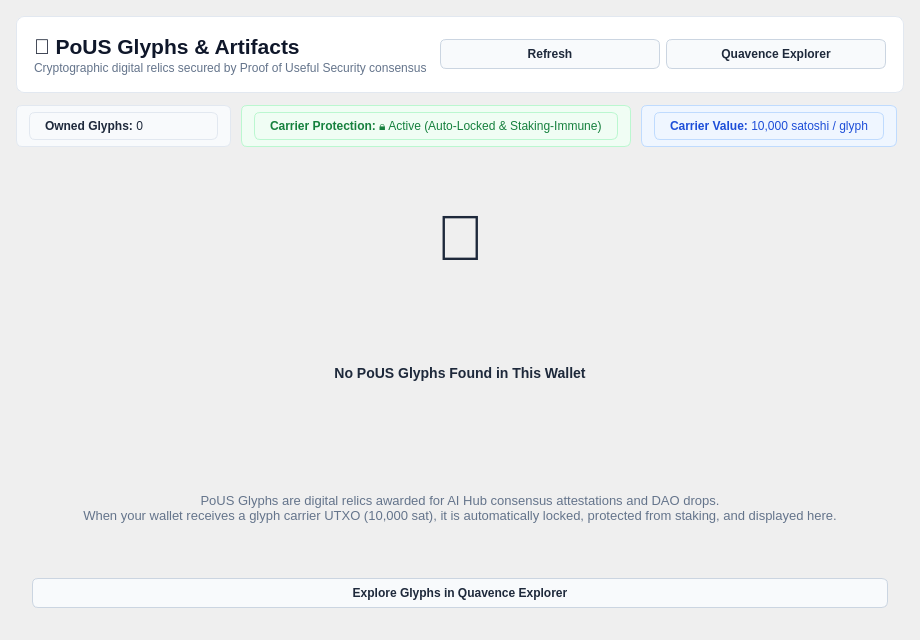
First picture: the form in src/qt/forms/glyphspage.ui, repository quavence/quavence-node, before the edit.
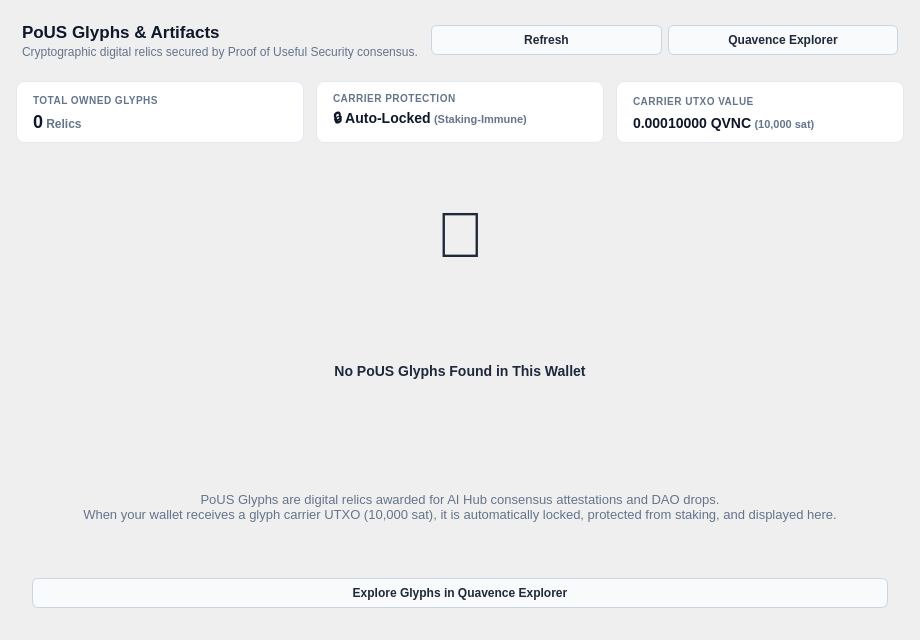
Second picture: the form after the edit.

Commit message: PoUS Phase 2B: Refine GlyphsPage UI (slim header, unified KPI cards) and fix coin detection via listCoins

Diff of the .ui file:
```diff
--- a/src/qt/forms/glyphspage.ui
+++ b/src/qt/forms/glyphspage.ui
@@ -94,33 +94,62 @@
      <property name="styleSheet">
       <string notr="true">
        QFrame#headerFrame {
-           background-color: #ffffff;
-           border: 1px solid #e2e8f0;
-           border-radius: 8px;
-           padding: 8px;
+           background-color: transparent;
+           border: none;
+           padding: 0px 0px 4px 0px;
        }
       </string>
      </property>
+     <property name="frameShape">
+      <enum>QFrame::NoFrame</enum>
+     </property>
      <layout class="QHBoxLayout" name="headerLayout">
+      <property name="leftMargin">
+       <number>6</number>
+      </property>
+      <property name="topMargin">
+       <number>6</number>
+      </property>
+      <property name="rightMargin">
+       <number>6</number>
+      </property>
+      <property name="bottomMargin">
+       <number>6</number>
+      </property>
       <item>
        <layout class="QVBoxLayout" name="titleLayout">
         <property name="spacing">
-         <number>2</number>
+         <number>3</number>
         </property>
         <item>
          <widget class="QLabel" name="labelTitle">
+          <property name="font">
+           <font>
+            <pointsize>13</pointsize>
+            <weight>75</weight>
+            <bold>true</bold>
+           </font>
+          </property>
+          <property name="styleSheet">
+           <string notr="true">color: #0f172a;</string>
+          </property>
           <property name="text">
-           <string>&lt;html&gt;&lt;head/&gt;&lt;body&gt;&lt;p&gt;&lt;span style=&quot; font-size:16pt; font-weight:700; color:#0f172a;&quot;&gt;💎 PoUS Glyphs &amp;amp; Artifacts&lt;/span&gt;&lt;/p&gt;&lt;/body&gt;&lt;/html&gt;</string>
+           <string>PoUS Glyphs &amp; Artifacts</string>
           </property>
          </widget>
         </item>
         <item>
          <widget class="QLabel" name="labelSubtitle">
-          <property name="text">
-           <string>Cryptographic digital relics secured by Proof of Useful Security consensus</string>
+          <property name="font">
+           <font>
+            <pointsize>9</pointsize>
+           </font>
           </property>
           <property name="styleSheet">
-           <string notr="true">color: #64748b; font-size: 12px;</string>
+           <string notr="true">color: #64748b;</string>
+          </property>
+          <property name="text">
+           <string>Cryptographic digital relics secured by Proof of Useful Security consensus.</string>
           </property>
          </widget>
         </item>
@@ -151,80 +180,128 @@
     </widget>
    </item>
    <item>
-    <layout class="QHBoxLayout" name="chipsLayout">
+    <!-- Modern unified KPI metrics row -->
+    <layout class="QHBoxLayout" name="kpiLayout">
      <property name="spacing">
-      <number>10</number>
+      <number>12</number>
      </property>
      <item>
-      <widget class="QFrame" name="chipTotal">
+      <widget class="QFrame" name="kpiOwned">
        <property name="styleSheet">
         <string notr="true">
-         QFrame { background-color: #f8fafc; border: 1px solid #e2e8f0; border-radius: 6px; padding: 6px 12px; }
+         QFrame#kpiOwned {
+             background-color: #ffffff;
+             border: 1px solid #e2e8f0;
+             border-radius: 8px;
+             padding: 10px 16px;
+         }
         </string>
        </property>
-       <layout class="QHBoxLayout" name="chipTotalLayout">
+       <layout class="QVBoxLayout" name="kpiOwnedLayout">
         <property name="margin">
          <number>0</number>
         </property>
+        <property name="spacing">
+         <number>3</number>
+        </property>
         <item>
-         <widget class="QLabel" name="labelTotalCount">
+         <widget class="QLabel" name="labelKpiOwnedTitle">
+          <property name="styleSheet">
+           <string notr="true">font-size: 10px; font-weight: 600; color: #64748b; letter-spacing: 0.5px;</string>
+          </property>
           <property name="text">
-           <string>&lt;b&gt;Owned Glyphs:&lt;/b&gt; 0</string>
+           <string>TOTAL OWNED GLYPHS</string>
           </property>
          </widget>
         </item>
+        <item>
+         <widget class="QLabel" name="labelKpiCount">
+          <property name="text">
+           <string>&lt;span style=&quot;font-size:18px; font-weight:700; color:#0f172a;&quot;&gt;0&lt;/span&gt; &lt;span style=&quot;font-size:12px; font-weight:500; color:#64748b;&quot;&gt;Relics&lt;/span&gt;</string>
+          </property>
+         </widget>
+        </item>
        </layout>
       </widget>
      </item>
      <item>
-      <widget class="QFrame" name="chipProtection">
+      <widget class="QFrame" name="kpiProtection">
        <property name="styleSheet">
         <string notr="true">
-         QFrame { background-color: #f0fdf4; border: 1px solid #bbf7d0; border-radius: 6px; padding: 6px 12px; }
+         QFrame#kpiProtection {
+             background-color: #ffffff;
+             border: 1px solid #e2e8f0;
+             border-radius: 8px;
+             padding: 10px 16px;
+         }
         </string>
        </property>
-       <layout class="QHBoxLayout" name="chipProtectionLayout">
+       <layout class="QVBoxLayout" name="kpiProtectionLayout">
         <property name="margin">
          <number>0</number>
         </property>
+        <property name="spacing">
+         <number>3</number>
+        </property>
         <item>
-         <widget class="QLabel" name="labelProtection">
+         <widget class="QLabel" name="labelKpiProtectionTitle">
+          <property name="styleSheet">
+           <string notr="true">font-size: 10px; font-weight: 600; color: #64748b; letter-spacing: 0.5px;</string>
+          </property>
           <property name="text">
-           <string>&lt;span style=&quot;color:#15803d;&quot;&gt;&lt;b&gt;Carrier Protection:&lt;/b&gt; 🔒 Active (Auto-Locked &amp;amp; Staking-Immune)&lt;/span&gt;</string>
+           <string>CARRIER PROTECTION</string>
           </property>
          </widget>
         </item>
+        <item>
+         <widget class="QLabel" name="labelKpiProtection">
+          <property name="text">
+           <string>&lt;span style=&quot;font-size:14px; font-weight:600; color:#0f172a;&quot;&gt;🔒 Auto-Locked&lt;/span&gt; &lt;span style=&quot;font-size:11px; font-weight:500; color:#64748b;&quot;&gt;(Staking-Immune)&lt;/span&gt;</string>
+          </property>
+         </widget>
+        </item>
        </layout>
       </widget>
      </item>
      <item>
-      <widget class="QFrame" name="chipConsensus">
+      <widget class="QFrame" name="kpiValue">
        <property name="styleSheet">
         <string notr="true">
-         QFrame { background-color: #eff6ff; border: 1px solid #bfdbfe; border-radius: 6px; padding: 6px 12px; }
+         QFrame#kpiValue {
+             background-color: #ffffff;
+             border: 1px solid #e2e8f0;
+             border-radius: 8px;
+             padding: 10px 16px;
+         }
         </string>
        </property>
-       <layout class="QHBoxLayout" name="chipConsensusLayout">
+       <layout class="QVBoxLayout" name="kpiValueLayout">
         <property name="margin">
          <number>0</number>
         </property>
+        <property name="spacing">
+         <number>3</number>
+        </property>
         <item>
-         <widget class="QLabel" name="labelConsensus">
+         <widget class="QLabel" name="labelKpiValueTitle">
+          <property name="styleSheet">
+           <string notr="true">font-size: 10px; font-weight: 600; color: #64748b; letter-spacing: 0.5px;</string>
+          </property>
           <property name="text">
-           <string>&lt;span style=&quot;color:#1d4ed8;&quot;&gt;&lt;b&gt;Carrier Value:&lt;/b&gt; 10,000 satoshi / glyph&lt;/span&gt;</string>
+           <string>CARRIER UTXO VALUE</string>
           </property>
          </widget>
         </item>
+        <item>
+         <widget class="QLabel" name="labelKpiValue">
+          <property name="text">
+           <string>&lt;span style=&quot;font-size:14px; font-weight:600; color:#0f172a;&quot;&gt;0.00010000 QVNC&lt;/span&gt; &lt;span style=&quot;font-size:11px; font-weight:500; color:#64748b;&quot;&gt;(10,000 sat)&lt;/span&gt;</string>
+          </property>
+         </widget>
+        </item>
        </layout>
       </widget>
      </item>
-     <item>
-      <spacer name="chipsSpacer">
-       <property name="orientation">
-        <enum>Qt::Horizontal</enum>
-       </property>
-      </spacer>
-     </item>
     </layout>
    </item>
    <item>
```
Left out of the diff: 1 changed line with no effect on the pictures. The commit also changes 3 other files.
